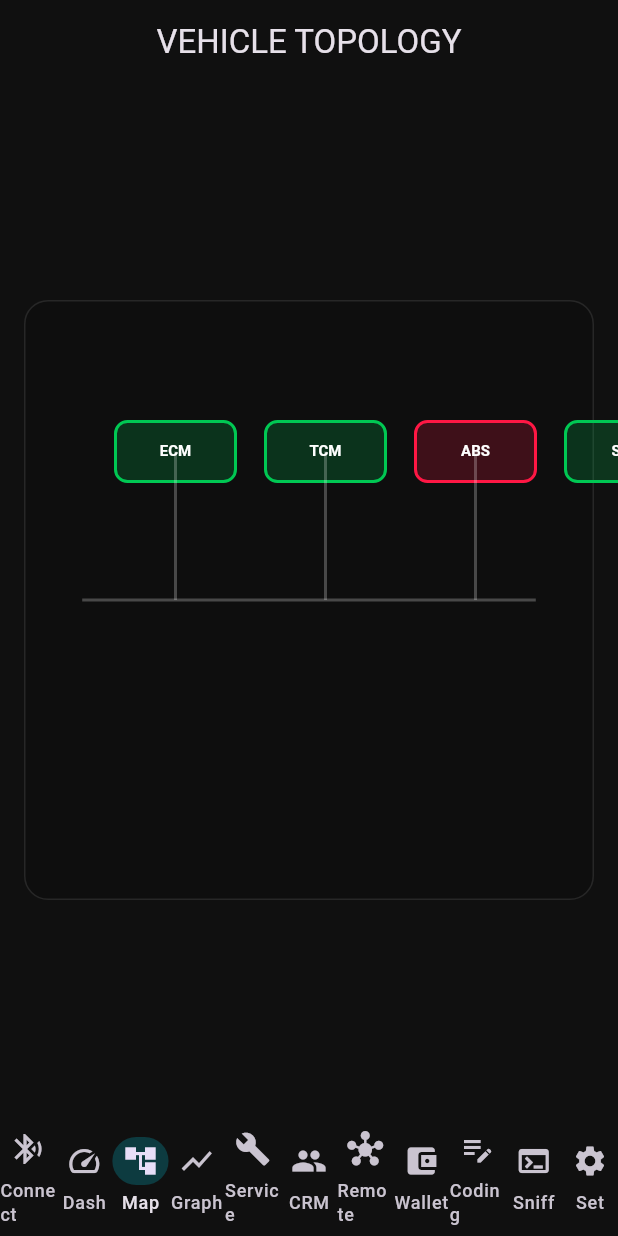
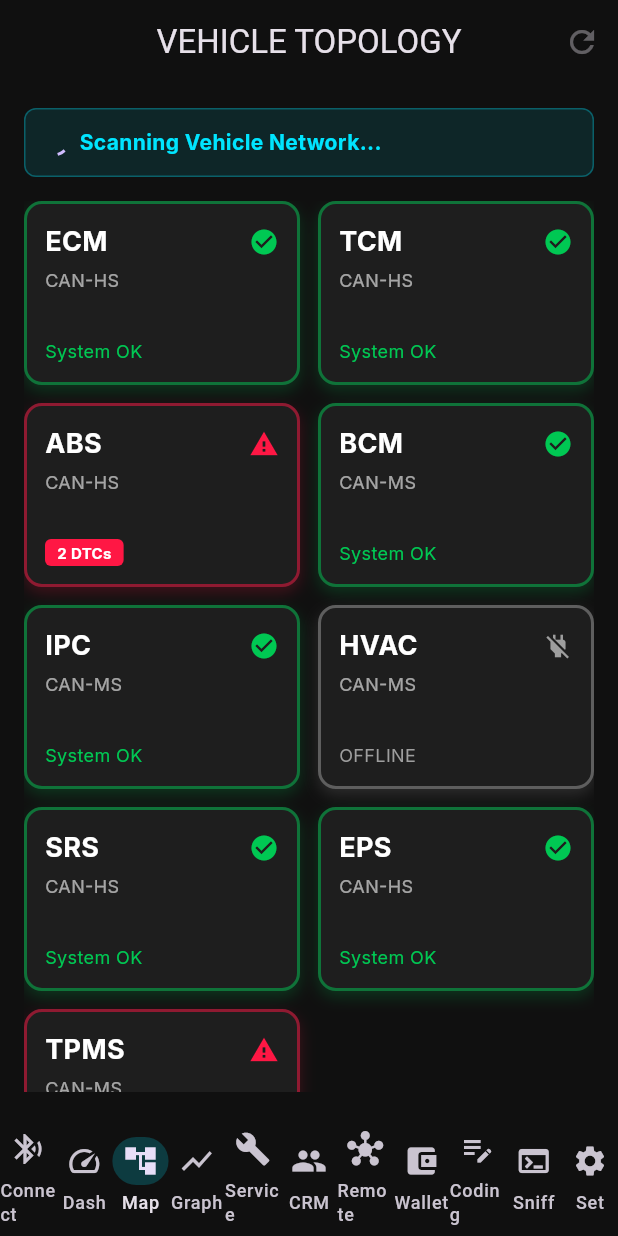
Before and after one commit to thitipong-k/motus_lab, a Flutter app: the screen it shows after launch, item 3 of the bottom bar chosen, on a phone screen of 412 x 824 dp. Run offline on Flutter 3.47's test engine with Material 3 defaults, Android fonts, the phone set to English and light mode, and no system bars; our stand-ins replace drift, equatable, fl_chart, flutter_bloc, flutter_blue_plus, get_it and 5 more; missing offline and left inert: dart:ffi, flutter_js, flutter_libserialport; accounts and stored records are empty; generated files the repository leaves out were written again.

```diff
--- a/lib/core/theme/app_theme.dart
+++ b/lib/core/theme/app_theme.dart
@@ -3,6 +3,47 @@ import 'app_colors.dart';
 import 'app_typography.dart';
 
 class AppTheme {
+  static ThemeData get lightTheme {
+    return ThemeData(
+      useMaterial3: true,
+      brightness: Brightness.light,
+      scaffoldBackgroundColor: const Color(0xFFF5F5F7), // Light Gray
+      primaryColor: AppColors.primary,
+
+      // Auto-style all texts (Override color for light mode)
+      textTheme: TextTheme(
+        displayLarge: AppTypography.h1.copyWith(color: Colors.black87),
+        headlineMedium: AppTypography.h2.copyWith(color: Colors.black87),
+        bodyMedium: AppTypography.body.copyWith(color: Colors.black87),
+        labelSmall: AppTypography.label.copyWith(color: Colors.black54),
+      ),
+
+      // Auto-style all cards
+      cardTheme: CardThemeData(
+        color: Colors.white,
+        elevation: 2,
+        shape: RoundedRectangleBorder(borderRadius: BorderRadius.circular(12)),
+      ),
+
+      // Auto-style all buttons
+      elevatedButtonTheme: ElevatedButtonThemeData(
+        style: ElevatedButton.styleFrom(
+          backgroundColor: AppColors.primary,
+          foregroundColor: Colors.white,
+          shape: RoundedRectangleBorder(borderRadius: BorderRadius.circular(8)),
+        ),
+      ),
+
+      // AppBar Theme
+      appBarTheme: const AppBarTheme(
+        backgroundColor: Colors.white,
+        foregroundColor: Colors.black87,
+        elevation: 1,
+        centerTitle: true,
+      ),
+    );
+  }
+
   static ThemeData get darkTheme {
     return ThemeData(
       useMaterial3: true,
--- /dev/null
+++ b/lib/core/theme/theme_cubit.dart
@@ -0,0 +1,10 @@
+import 'package:flutter/material.dart';
+import 'package:flutter_bloc/flutter_bloc.dart';
+
+class ThemeCubit extends Cubit<ThemeMode> {
+  ThemeCubit() : super(ThemeMode.dark); // Default to Dark
+
+  void toggleTheme(bool isDark) {
+    emit(isDark ? ThemeMode.dark : ThemeMode.light);
+  }
+}
--- a/lib/core/widgets/adaptive_scaffold.dart
+++ b/lib/core/widgets/adaptive_scaffold.dart
@@ -24,7 +24,12 @@ class AdaptiveScaffold extends StatelessWidget {
           return Scaffold(
             body: Row(
               children: [
-                NavigationRail(
+                SingleChildScrollView(
+                  child: ConstrainedBox(
+                    constraints:
+                        BoxConstraints(minHeight: constraints.maxHeight),
+                    child: IntrinsicHeight(
+                      child: NavigationRail(
                         selectedIndex: selectedIndex,
                         onDestinationSelected: onDestinationSelected,
                         labelType: NavigationRailLabelType.all,
@@ -45,6 +50,9 @@ class AdaptiveScaffold extends StatelessWidget {
                                   label: Text(d.label),
                                 ))
                             .toList(),
+                      ),
+                    ),
+                  ),
                 ),
                 const VerticalDivider(thickness: 1, width: 1),
                 Expanded(child: body),
--- /dev/null
+++ b/lib/data/repositories/topology_repository.dart
@@ -0,0 +1,98 @@
+import 'dart:async';
+import 'dart:math';
+import 'package:motus_lab/domain/entities/vehicle_module.dart';
+
+class TopologyRepository {
+  // Simulate a network scan
+  Stream<VehicleModule> scanModules() async* {
+    final modules = _getMockModules();
+
+    for (var module in modules) {
+      // Simulate network delay (50ms - 200ms per module)
+      await Future.delayed(Duration(milliseconds: 50 + Random().nextInt(150)));
+
+      // Randomly decide status for simulation effect if needed,
+      // but let's stick to the mock data for consistency
+      yield module;
+    }
+  }
+
+  Future<List<VehicleModule>> getModulesSnapshot() async {
+    // Simulate full scan time
+    await Future.delayed(const Duration(seconds: 2));
+    return _getMockModules();
+  }
+
+  List<VehicleModule> _getMockModules() {
+    return [
+      const VehicleModule(
+          id: "0x7E0",
+          name: "ECM",
+          bus: "CAN-HS",
+          status: ModuleStatus.ok,
+          description: "Engine Control Module"),
+      const VehicleModule(
+          id: "0x7E1",
+          name: "TCM",
+          bus: "CAN-HS",
+          status: ModuleStatus.ok,
+          description: "Transmission Control Module"),
+      const VehicleModule(
+          id: "0x7E2",
+          name: "ABS",
+          bus: "CAN-HS",
+          status: ModuleStatus.fault,
+          dtcCount: 2,
+          description: "Anti-Lock Brake System"),
+      const VehicleModule(
+          id: "0x7E3",
+          name: "BCM",
+          bus: "CAN-MS",
+          status: ModuleStatus.ok,
+          description: "Body Control Module"),
+      const VehicleModule(
+          id: "0x7E4",
+          name: "IPC",
+          bus: "CAN-MS",
+          status: ModuleStatus.ok,
+          description: "Instrument Cluster"),
+      const VehicleModule(
+          id: "0x7E5",
+          name: "HVAC",
+          bus: "CAN-MS",
+          status: ModuleStatus.offline,
+          description: "Climate Control"),
+      const VehicleModule(
+          id: "0x7E6",
+          name: "SRS",
+          bus: "CAN-HS",
+          status: ModuleStatus.ok,
+          description: "Airbag System"),
+      const VehicleModule(
+          id: "0x7E7",
+          name: "EPS",
+          bus: "CAN-HS",
+          status: ModuleStatus.ok,
+          description: "Electric Power Steering"),
+      const VehicleModule(
+          id: "0x7E8",
+          name: "TPMS",
+          bus: "CAN-MS",
+          status: ModuleStatus.fault,
+          dtcCount: 1,
+          description: "Tire Pressure Monitor"),
+      const VehicleModule(
+          id: "0x7E9",
+          name: "PDM",
+          bus: "CAN-MS",
+          status: ModuleStatus.ok,
+          description: "Passenger Door Module"),
+      const VehicleModule(
+          id: "0x7EA",
+          name: "DDM",
+          bus: "CAN-MS",
+          status: ModuleStatus.ok,
+          description: "Driver Door Module"),
+    ];
+  }
+}
--- /dev/null
+++ b/lib/domain/entities/vehicle_module.dart
@@ -0,0 +1,37 @@
+enum ModuleStatus { ok, fault, offline, scanning }
+
+class VehicleModule {
+  final String id;
+  final String name;
+  final String bus; // e.g. "CAN-C", "CAN-B"
+  final ModuleStatus status;
+  final int dtcCount;
+  final String description;
+
+  const VehicleModule({
+    required this.id,
+    required this.name,
+    required this.bus,
+    required this.status,
+    this.dtcCount = 0,
+    this.description = "",
+  });
+
+  VehicleModule copyWith({
+    String? id,
+    String? name,
+    String? bus,
+    ModuleStatus? status,
+    int? dtcCount,
+    String? description,
+  }) {
+    return VehicleModule(
+      id: id ?? this.id,
+      name: name ?? this.name,
+      bus: bus ?? this.bus,
+      status: status ?? this.status,
+      dtcCount: dtcCount ?? this.dtcCount,
+      description: description ?? this.description,
+    );
+  }
+}
--- a/lib/features/dashboard/presentation/pages/dashboard_page.dart
+++ b/lib/features/dashboard/presentation/pages/dashboard_page.dart
@@ -11,7 +11,7 @@ import 'package:motus_lab/features/scan/presentation/bloc/live_data/live_data_bl
 import 'package:motus_lab/features/scan/presentation/bloc/dtc/dtc_bloc.dart';
 import 'package:motus_lab/features/scan/presentation/pages/connection_page.dart';
 import 'package:motus_lab/features/scan/presentation/pages/live_data/live_data_page.dart';
-import 'package:motus_lab/features/scan/presentation/pages/topology_page.dart';
+import 'package:motus_lab/features/scan/presentation/pages/topology/topology_page.dart';
 import 'package:motus_lab/features/scan/presentation/pages/graph_analysis_page.dart';
 import 'package:motus_lab/features/reports/presentation/pages/settings_page.dart';
 import 'package:motus_lab/features/coding/presentation/pages/adaptation_page.dart';
--- /dev/null
+++ b/lib/features/scan/presentation/pages/topology/topology_page.dart
@@ -0,0 +1,197 @@
+import 'package:flutter/material.dart';
+import 'package:motus_lab/core/theme/app_colors.dart';
+import 'package:motus_lab/data/repositories/topology_repository.dart';
+import 'package:motus_lab/domain/entities/vehicle_module.dart';
+import 'package:motus_lab/features/scan/presentation/widgets/topology_node_widget.dart';
+
+class TopologyPage extends StatefulWidget {
+  const TopologyPage({super.key});
+
+  @override
+  State<TopologyPage> createState() => _TopologyPageState();
+}
+
+class _TopologyPageState extends State<TopologyPage> {
+  final TopologyRepository _repo = TopologyRepository();
+  List<VehicleModule> _modules = [];
+  bool _isScanning = true;
+
+  @override
+  void initState() {
+    super.initState();
+    _startScan();
+  }
+
+  void _startScan() {
+    setState(() {
+      _isScanning = true;
+      _modules = [];
+    });
+
+    _repo.scanModules().listen((module) {
+      if (mounted) {
+        setState(() {
+          _modules.add(module);
+        });
+      }
+    }, onDone: () {
+      if (mounted) {
+        setState(() {
+          _isScanning = false;
+        });
+      }
+    });
+  }
+
+  @override
+  Widget build(BuildContext context) {
+    return Scaffold(
+      appBar: AppBar(
+        title: const Text("VEHICLE TOPOLOGY"),
+        actions: [
+          IconButton(
+            icon: const Icon(Icons.refresh),
+            onPressed: _isScanning ? null : _startScan,
+          )
+        ],
+      ),
+      body: Padding(
+        padding: const EdgeInsets.all(16.0),
+        child: Column(
+          children: [
+            // Status Bar
+            Container(
+              padding: const EdgeInsets.all(12),
+              margin: const EdgeInsets.only(bottom: 16),
+              decoration: BoxDecoration(
+                color: AppColors.primary.withOpacity(0.1),
+                borderRadius: BorderRadius.circular(8),
+                border: Border.all(color: AppColors.primary.withOpacity(0.3)),
+              ),
+              child: Row(
+                children: [
+                  if (_isScanning)
+                    const SizedBox(
+                        width: 16,
+                        height: 16,
+                        child: CircularProgressIndicator(strokeWidth: 2)),
+                  const SizedBox(width: 8),
+                  Text(
+                    _isScanning
+                        ? "Scanning Vehicle Network..."
+                        : "Scan Complete: ${_modules.length} Modules Found",
+                    style: const TextStyle(
+                        color: AppColors.primary, fontWeight: FontWeight.bold),
+                  ),
+                ],
+              ),
+            ),
+
+            // Grid View
+            Expanded(
+              child: GridView.builder(
+                gridDelegate: const SliverGridDelegateWithFixedCrossAxisCount(
+                  crossAxisCount: 2, // 2 columns for mobile
+                  childAspectRatio: 1.5,
+                  crossAxisSpacing: 12,
+                  mainAxisSpacing: 12,
+                ),
+                itemCount: _modules.length,
+                itemBuilder: (context, index) {
+                  return TopologyNodeWidget(
+                    module: _modules[index],
+                    onTap: () {
+                      _showModuleDetails(context, _modules[index]);
+                    },
+                  );
+                },
+              ),
+            ),
+          ],
+        ),
+      ),
+    );
+  }
+
+  void _showModuleDetails(BuildContext context, VehicleModule module) {
+    showModalBottomSheet(
+      context: context,
+      builder: (context) {
+        return Container(
+          padding: const EdgeInsets.all(24),
+          decoration: const BoxDecoration(
+            color: Color(0xFF1E1E1E),
+            borderRadius: BorderRadius.vertical(top: Radius.circular(20)),
+          ),
+          child: Column(
+            mainAxisSize: MainAxisSize.min,
+            crossAxisAlignment: CrossAxisAlignment.start,
+            children: [
+              Text(
+                "${module.name} - ${module.description}",
+                style: const TextStyle(
+                  fontSize: 20,
+                  fontWeight: FontWeight.bold,
+                  color: Colors.white,
+                ),
+              ),
+              const SizedBox(height: 16),
+              _detailRow("Status", module.status.name.toUpperCase()),
+              _detailRow("Protocol", "ISO 15765-4 (CAN)"),
+              _detailRow("Bus ID", module.bus),
+              _detailRow(
+                  "Response Time", "${12 + (module.id.hashCode % 20)}ms"),
+              if (module.status == ModuleStatus.fault) ...[
+                const SizedBox(height: 16),
+                const Text("Fault Codes:",
+                    style: TextStyle(
+                        color: AppColors.error, fontWeight: FontWeight.bold)),
+                const SizedBox(height: 8),
+                Container(
+                  padding: const EdgeInsets.all(8),
+                  decoration: BoxDecoration(
+                    color: AppColors.error.withOpacity(0.1),
+                    borderRadius: BorderRadius.circular(8),
+                  ),
+                  child: const Row(
+                    children: [
+                      Icon(Icons.warning, color: AppColors.error, size: 16),
+                      SizedBox(width: 8),
+                      Text("P0300 - Random Misfire Detected",
+                          style: TextStyle(color: Colors.white)),
+                    ],
+                  ),
+                )
+              ],
+              const SizedBox(height: 24),
+              SizedBox(
+                width: double.infinity,
+                child: ElevatedButton(
+                  onPressed: () {
+                    Navigator.pop(context);
+                  },
+                  child: const Text("Close"),
+                ),
+              ),
+            ],
+          ),
+        );
+      },
+    );
+  }
+
+  Widget _detailRow(String label, String value) {
+    return Padding(
+      padding: const EdgeInsets.symmetric(vertical: 4),
+      child: Row(
+        mainAxisAlignment: MainAxisAlignment.spaceBetween,
+        children: [
+          Text(label, style: TextStyle(color: Colors.white.withOpacity(0.6))),
+          Text(value,
+              style: const TextStyle(
+                  color: Colors.white, fontWeight: FontWeight.bold)),
+        ],
+      ),
+    );
+  }
+}
--- /dev/null
+++ b/lib/features/scan/presentation/widgets/topology_node_widget.dart
@@ -0,0 +1,116 @@
+import 'package:flutter/material.dart';
+import 'package:motus_lab/core/theme/app_colors.dart';
+import 'package:motus_lab/domain/entities/vehicle_module.dart';
+
+class TopologyNodeWidget extends StatelessWidget {
+  final VehicleModule module;
+  final VoidCallback? onTap;
+
+  const TopologyNodeWidget({
+    super.key,
+    required this.module,
+    this.onTap,
+  });
+
+  @override
+  Widget build(BuildContext context) {
+    Color statusColor;
+    IconData statusIcon;
+
+    switch (module.status) {
+      case ModuleStatus.ok:
+        statusColor = AppColors.success;
+        statusIcon = Icons.check_circle;
+        break;
+      case ModuleStatus.fault:
+        statusColor = AppColors.error;
+        statusIcon = Icons.warning;
+        break;
+      case ModuleStatus.offline:
+        statusColor = Colors.grey;
+        statusIcon = Icons.power_off;
+        break;
+      case ModuleStatus.scanning:
+        statusColor = AppColors.primary;
+        statusIcon = Icons.radar;
+        break;
+    }
+
+    return GestureDetector(
+      onTap: onTap,
+      child: Container(
+        padding: const EdgeInsets.all(12),
+        decoration: BoxDecoration(
+          color: const Color(0xFF1E1E1E),
+          borderRadius: BorderRadius.circular(12),
+          border: Border.all(
+            color: statusColor.withOpacity(0.5),
+            width: 2,
+          ),
+          boxShadow: [
+            BoxShadow(
+              color: statusColor.withOpacity(0.2),
+              blurRadius: 8,
+              offset: const Offset(0, 4),
+            ),
+          ],
+        ),
+        child: Column(
+          mainAxisSize: MainAxisSize.min,
+          crossAxisAlignment: CrossAxisAlignment.start,
+          children: [
+            Row(
+              mainAxisAlignment: MainAxisAlignment.spaceBetween,
+              children: [
+                Text(
+                  module.name,
+                  style: const TextStyle(
+                    fontWeight: FontWeight.bold,
+                    fontSize: 18,
+                    color: Colors.white,
+                  ),
+                ),
+                Icon(statusIcon, color: statusColor, size: 20),
+              ],
+            ),
+            const SizedBox(height: 4),
+            Text(
+              module.bus,
+              style: TextStyle(
+                fontSize: 12,
+                color: Colors.white.withOpacity(0.6),
+              ),
+            ),
+            const Spacer(),
+            if (module.status == ModuleStatus.fault)
+              Container(
+                padding: const EdgeInsets.symmetric(horizontal: 8, vertical: 2),
+                decoration: BoxDecoration(
+                  color: AppColors.error,
+                  borderRadius: BorderRadius.circular(4),
+                ),
+                child: Text(
+                  "${module.dtcCount} DTCs",
+                  style: const TextStyle(
+                    fontSize: 10,
+                    fontWeight: FontWeight.bold,
+                    color: Colors.white,
+                  ),
+                ),
+              )
+            else if (module.status == ModuleStatus.ok)
+              const Text(
+                "System OK",
+                style: TextStyle(fontSize: 12, color: AppColors.success),
+              )
+            else
+              Text(
+                module.status.name.toUpperCase(),
+                style: TextStyle(fontSize: 12, color: statusColor),
+              ),
+          ],
+        ),
+      ),
+    );
+  }
+}
--- a/lib/main.dart
+++ b/lib/main.dart
@@ -3,6 +3,9 @@ import 'package:motus_lab/core/theme/app_theme.dart';
 import 'package:motus_lab/features/dashboard/presentation/pages/dashboard_page.dart';
 
 import 'package:motus_lab/core/services/service_locator.dart';
+
+import 'package:flutter_bloc/flutter_bloc.dart';
+import 'package:motus_lab/core/theme/theme_cubit.dart';
 
 void main() {
   // เริ่มต้นระบบ Service Locator
@@ -15,11 +18,22 @@ class MotusApp extends StatelessWidget {
 
   @override
   Widget build(BuildContext context) {
-    return MaterialApp(
-      title: 'Motus Lab',
-      debugShowCheckedModeBanner: false,
-      theme: AppTheme.darkTheme,
-      home: const DashboardPage(),
+    return BlocProvider(
+      create: (context) => ThemeCubit(),
+      child: BlocBuilder<ThemeCubit, ThemeMode>(
+        builder: (context, themeMode) {
+          return MaterialApp(
+            title: 'Motus Lab',
+            debugShowCheckedModeBanner: false,
+            // Use configured themes
+            theme: AppTheme.lightTheme,
+            darkTheme: AppTheme.darkTheme,
+            // Use current mode from Cubit
+            themeMode: themeMode,
+            home: const DashboardPage(),
+          );
+        },
+      ),
     );
   }
 }
--- a/pubspec.yaml
+++ b/pubspec.yaml
@@ -47,6 +47,7 @@ flutter:
   uses-material-design: true
   assets:
     - assets/fonts/
+    - assets/protocols/
   fonts:
     - family: Inter
       fonts:
```
Also changed, not shown: assets/protocols/honda_civic.json (added, +46 -0 lines), lib/core/protocol/models/protocol_pack.dart (added, +73 -0 lines), lib/core/protocol/protocol_engine.dart (+36 -4 lines), lib/features/reports/presentation/pages/settings_page.dart (+15 -4 lines), 1 other file. Lines whose indentation alone changed are shown as unchanged.
